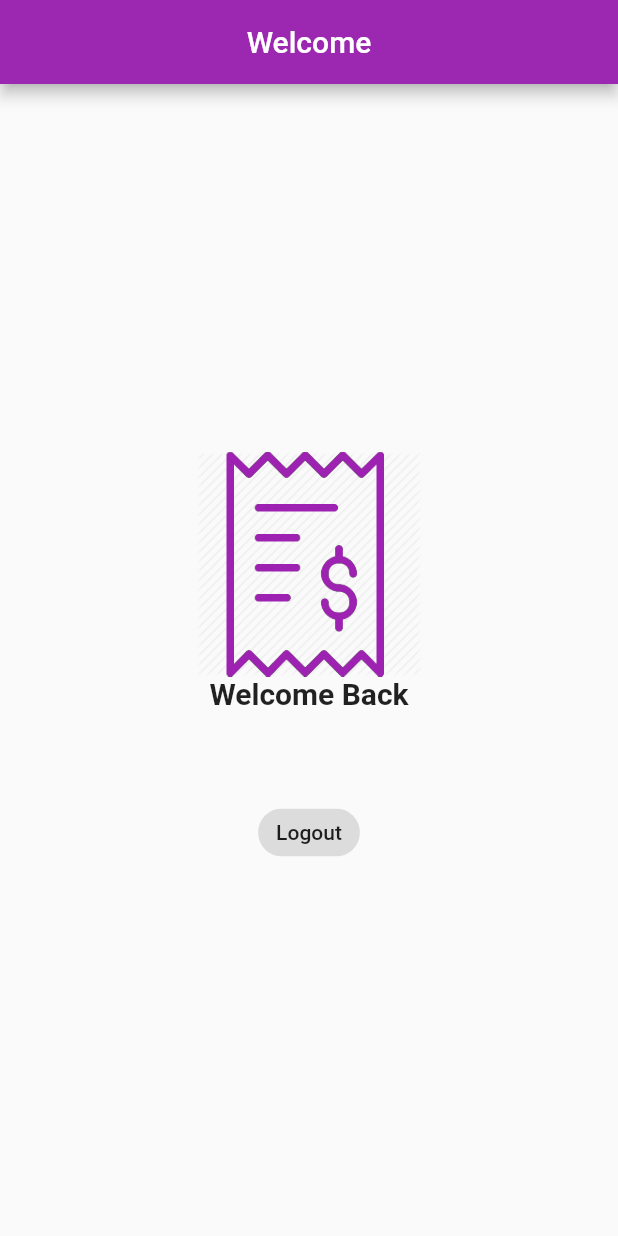
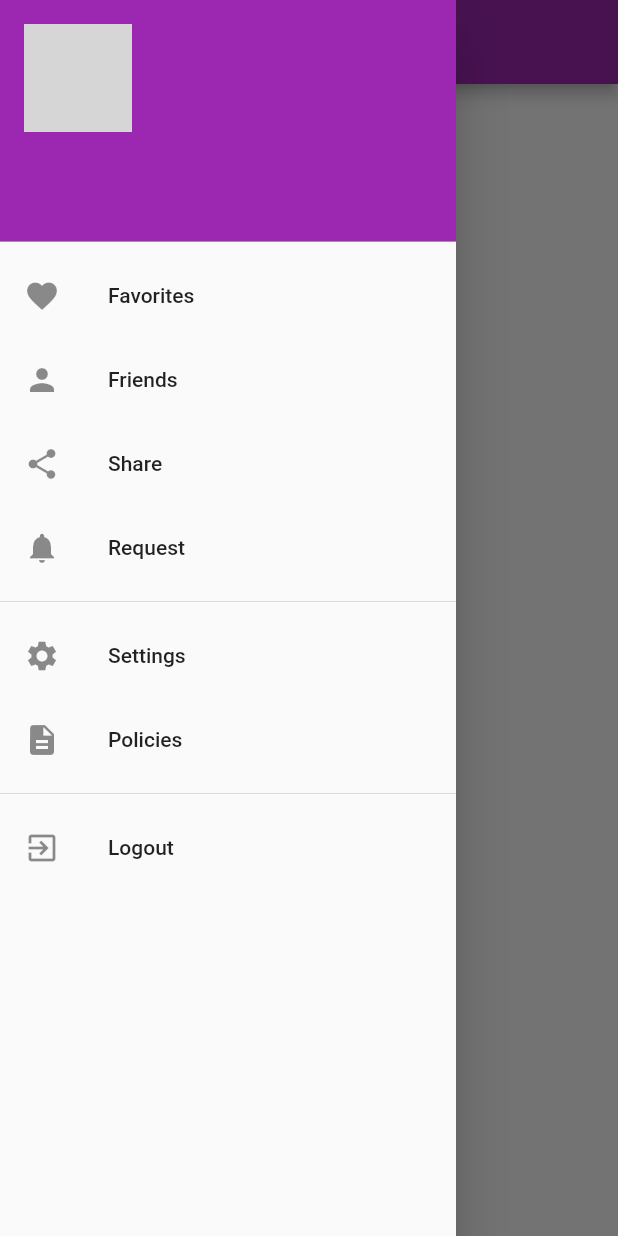
Before and after one commit to Abdallah-Tah/flutter_smarty_receipt, a Flutter app: the HomeScreen screen opened directly, with the side drawer open (before the commit the screen has no drawer), on a phone screen of 412 x 824 dp. Run offline on Flutter 3.47's test engine with Material 2 defaults, Android fonts, the phone set to English and light mode, and no system bars; our stand-ins replace cloud_firestore, firebase_auth, firebase_core, fluttertoast, nb_utils; accounts and stored records are empty; network calls fail; grey boxes are pictures that could not be loaded.

Commit message:
fixed register page and hoem page

```diff
--- a/lib/screens/home_screen.dart
+++ b/lib/screens/home_screen.dart
@@ -1,6 +1,7 @@
 import 'package:cloud_firestore/cloud_firestore.dart';
 import 'package:firebase_auth/firebase_auth.dart';
 import 'package:flutter/material.dart';
+import 'package:nb_utils/nb_utils.dart';
 import 'package:smarty_receipt/model/user_model.dart';
 import 'package:smarty_receipt/screens/login_screen.dart';
 
@@ -23,7 +24,7 @@ class _HomeScreenState extends State<HomeScreen> {
         .doc(user!.uid)
         .get()
         .then((value) {
-      this.loggedInUser = UserModel.fromMap(value.data());
+      loggedInUser = UserModel.fromMap(value.data());
       setState(() {});
     });
   }
@@ -31,49 +32,24 @@ class _HomeScreenState extends State<HomeScreen> {
   @override
   Widget build(BuildContext context) {
     return Scaffold(
+      drawer: navBar(context),
       appBar: AppBar(
         title: const Text("Welcome"),
         centerTitle: true,
       ),
       body: Center(
-        child: Padding(
-          padding: EdgeInsets.all(20),
         child: Column(
           mainAxisAlignment: MainAxisAlignment.center,
-            crossAxisAlignment: CrossAxisAlignment.center,
           children: <Widget>[
+            Text(
+              "Welcome ${loggedInUser.firstName} ${loggedInUser.secondName}",
+              style: Theme.of(context).textTheme.headline4,
+            ),
+            SizedBox(height: 20),
             SizedBox(
-                height: 150,
-                child:
-                    Image.asset("assets/images/logo.png", fit: BoxFit.contain),
+              child: const Text("Logout"),
             ),
-              Text(
-                "Welcome Back",
-                style: TextStyle(fontSize: 20, fontWeight: FontWeight.bold),
-              ),
-              SizedBox(
-                height: 10,
-              ),
-              Text("${loggedInUser.firstName} ${loggedInUser.secondName}",
-                  style: TextStyle(
-                    color: Colors.black54,
-                    fontWeight: FontWeight.w500,
-                  )),
-              Text("${loggedInUser.email}",
-                  style: TextStyle(
-                    color: Colors.black54,
-                    fontWeight: FontWeight.w500,
-                  )),
-              SizedBox(
-                height: 15,
-              ),
-              ActionChip(
-                  label: Text("Logout"),
-                  onPressed: () {
-                    logout(context);
-                  }),
           ],
-          ),
         ),
       ),
     );
@@ -85,4 +61,69 @@ class _HomeScreenState extends State<HomeScreen> {
     Navigator.of(context).pushReplacement(
         MaterialPageRoute(builder: (context) => LoginScreen()));
   }
+
+  //navbar navigation
+  Widget navBar(BuildContext context) {
+    return Drawer(
+      child: ListView(
+        // Remove padding
+        padding: EdgeInsets.zero,
+        children: [
+          UserAccountsDrawerHeader(
+            accountName:
+                Text('${loggedInUser.firstName} ${loggedInUser.secondName}'),
+            accountEmail: Text("${loggedInUser.email}"),
+            currentAccountPicture: CircleAvatar(
+              child: ClipOval(
+                child: Image.network(
+                  'https://oflutter.com/wp-content/uploads/2021/02/girl-profile.png',
+                  fit: BoxFit.cover,
+                  width: 90,
+                  height: 90,
+                ),
+              ),
+            ),
+            decoration: BoxDecoration(color: Colors.purple),
+          ),
+          ListTile(
+            leading: Icon(Icons.favorite),
+            title: Text('Favorites'),
+            onTap: () => null,
+          ),
+          ListTile(
+            leading: Icon(Icons.person),
+            title: Text('Friends'),
+            onTap: () => null,
+          ),
+          ListTile(
+            leading: Icon(Icons.share),
+            title: Text('Share'),
+            onTap: () => null,
+          ),
+          ListTile(
+            leading: Icon(Icons.notifications),
+            title: Text('Request'),
+          ),
+          Divider(),
+          ListTile(
+            leading: Icon(Icons.settings),
+            title: Text('Settings'),
+            onTap: () => null,
+          ),
+          ListTile(
+            leading: Icon(Icons.description),
+            title: Text('Policies'),
+            onTap: () => null,
+          ),
+          Divider(),
+          ListTile(
+            title: Text('Logout'),
+            leading: Icon(Icons.exit_to_app),
+            onTap: () => Navigator.of(context).pushReplacement(
+                MaterialPageRoute(builder: (context) => LoginScreen())),
+          ),
+        ],
+      ),
+    );
   }
+}
```
Also changed, not shown: pubspec.yaml (+13 -0 lines), pubspec.lock, 8 other files. Lines whose indentation alone changed are shown as unchanged.
